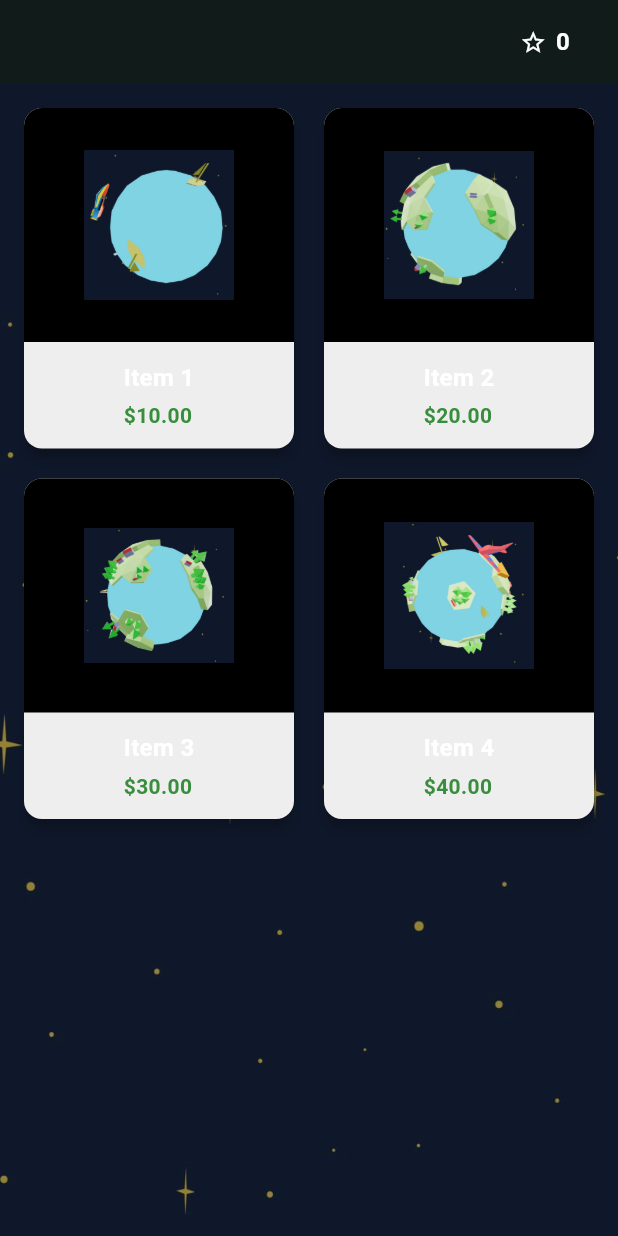
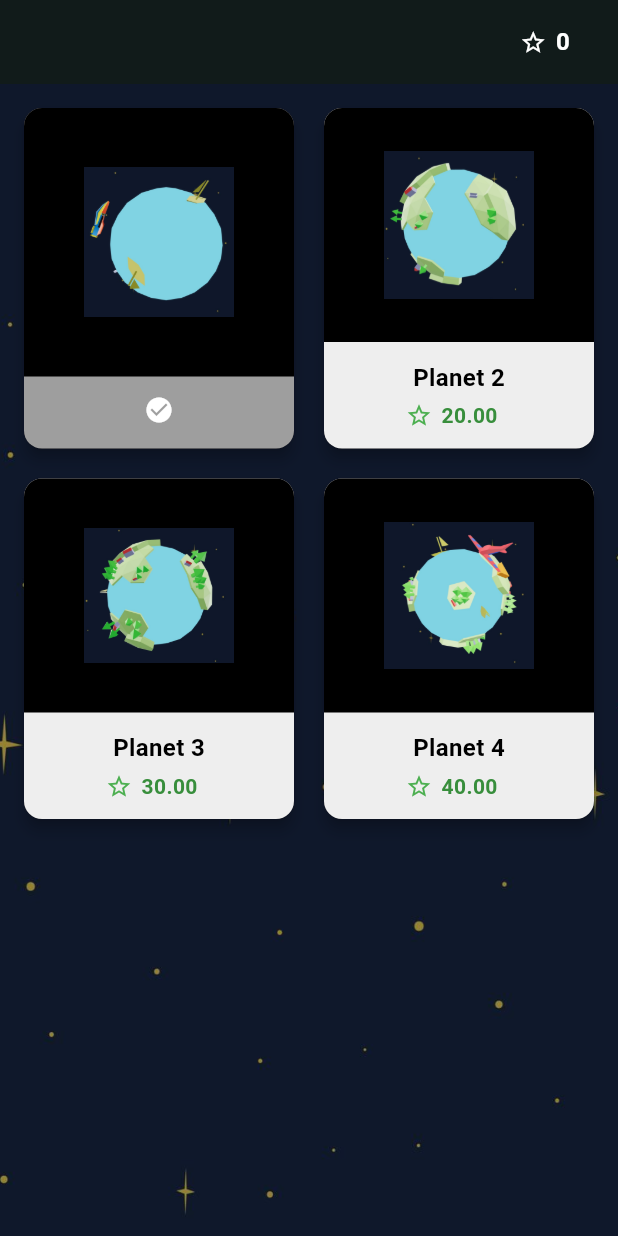
Before and after one commit to Cleon-asu/world_app, a Flutter app: the screen it shows after launch, after a tap on the "shopify" icon, on a phone screen of 412 x 824 dp. Run offline on Flutter 3.47's test engine with Material 3 defaults, Android fonts, the phone set to English and light mode, and no system bars; our stand-ins replace hive_flutter, permission_handler, speech_to_text, youtube_player_flutter; missing offline and left inert: flutter_3d_controller; accounts and stored records are empty; statements that could not run were skipped.

Commit message:
Rewarding process, shop purchases persisted

```diff
--- a/lib/data/currency_database.dart
+++ b/lib/data/currency_database.dart
@@ -3,7 +3,8 @@ import 'package:hive_flutter/hive_flutter.dart';
 class CurrencyStorage {
   static const String _dataBox = 'currency_box';
   static const String _currencyKey = 'currency';
-  static const String _worldLevelKey = 'world_level';
+  static const String _selectedWorldLevelKey = 'selected_world_level';
+  static const String _ownedItemsKey = 'owned_items';
 
   static Future<void> init() async {
     await Hive.initFlutter();
@@ -20,13 +21,25 @@ class CurrencyStorage {
     await box.put(_currencyKey, value);
   }
 
-  static int getWorldLevel() {
+  static int getSelectedWorldLevel() {
     final box = Hive.box(_dataBox);
-    return box.get(_worldLevelKey, defaultValue: 1);
+    return box.get(_selectedWorldLevelKey, defaultValue: 1);
   }
 
-  static Future<void> setWorldLevel(int value) async {
+  static Future<void> setSelectedWorldLevel(int value) async {
     final box = Hive.box(_dataBox);
-    await box.put(_worldLevelKey, value);
+    await box.put(_selectedWorldLevelKey, value);
+  }
+
+  static List<int> getOwnedItems() {
+    final box = Hive.box(_dataBox);
+    return box.get(_ownedItemsKey, defaultValue: List.of([0]));
+  }
+
+  static Future<void> addOwnedItem(int value) async {
+    final box = Hive.box(_dataBox);
+    List<int> itemList = box.get(_ownedItemsKey, defaultValue: List.of([0]));
+    itemList.add(value);
+    await box.put(_ownedItemsKey, itemList);
   }
 }
--- a/lib/screens/home_screen.dart
+++ b/lib/screens/home_screen.dart
@@ -125,7 +125,7 @@ class _HomeScreenState extends State<HomeScreen> {
   }
 
   void _loadWorldLevel() {
-    final value = CurrencyStorage.getWorldLevel();
+    final value = CurrencyStorage.getSelectedWorldLevel();
     setState(() {
       _worldLevel = value;
     });
--- a/lib/screens/shop.dart
+++ b/lib/screens/shop.dart
@@ -14,13 +14,15 @@ class _ShopPageState extends State<ShopPage> {
   double _startX = 0.0;
   bool _isSwiping = false;
   int _currencyValue = 0;
-  int _worldLevel = 1;
+  int _selectedWorldLevel = 1;
+  List<int> _ownedItems = List.empty();
 
   @override
   void initState() {
     super.initState();
     _loadCurrencyValue();
     _loadWorldLevel();
+    _loadOwnedItems();
   }
 
   @override
@@ -157,7 +159,11 @@ class _ShopPageState extends State<ShopPage> {
         child: Container(
           decoration: BoxDecoration(
             borderRadius: BorderRadius.circular(12.0),
-            color: Colors.grey[200],
+            color: _ownedItems.contains(index)
+                ? _selectedWorldLevel == index + 1
+                      ? Colors.grey
+                      : Colors.green
+                : Colors.grey[200],
           ),
           child: Column(
             children: [
@@ -185,11 +191,19 @@ class _ShopPageState extends State<ShopPage> {
               Padding(
                 padding: const EdgeInsets.all(12.0),
                 child: Column(
-                  crossAxisAlignment: CrossAxisAlignment.start,
+                  crossAxisAlignment: CrossAxisAlignment.center,
                   children: [
+                    if (_ownedItems.contains(index))
+                      const Icon(
+                        Icons.check_circle,
+                        color: Colors.white,
+                        size: 20,
+                      ),
+                    if (!_ownedItems.contains(index))
                       Text(
-                      'Item ${index + 1}',
+                        'Planet ${index + 1}',
                         style: const TextStyle(
+                          color: Colors.black,
                           fontWeight: FontWeight.bold,
                           fontSize: 16.0,
                         ),
@@ -197,13 +211,26 @@ class _ShopPageState extends State<ShopPage> {
                         overflow: TextOverflow.ellipsis,
                       ),
                     const SizedBox(height: 4.0),
+                    if (!_ownedItems.contains(index))
+                      Row(
+                        mainAxisAlignment: MainAxisAlignment.center,
+                        children: [
+                          const Icon(
+                            Icons.star_border_outlined,
+                            color: Colors.green,
+                            size: 18,
+                          ),
+                          const SizedBox(width: 6),
                           Text(
-                      '\$${((index + 1) * 10).toStringAsFixed(2)}',
+                            ((index + 1) * 10).toStringAsFixed(2),
                             style: TextStyle(
                               fontSize: 14.0,
                               color: Colors.green[700],
                               fontWeight: FontWeight.bold,
                             ),
+                          ),
+                          const SizedBox(width: 10),
+                        ],
                       ),
                   ],
                 ),
@@ -216,11 +243,18 @@ class _ShopPageState extends State<ShopPage> {
   }
 
   void _handleItemClick(int index, BuildContext context) {
+    if (_ownedItems.contains(index)) {
+      if (_selectedWorldLevel != index + 1) {
+        _updateSelectedWorldLevel(index + 1);
+      }
+    } else {
       if (_currencyValue >= (index + 1) * 10) {
         int newValue = _currencyValue - ((index + 1) * 10);
         _updateCurrency(newValue);
 
-      _updateWorldLevel(index + 1);
+        _updateSelectedWorldLevel(index + 1);
+
+        _purchaseItem(index);
 
         ScaffoldMessenger.of(context).showSnackBar(
           SnackBar(
@@ -229,6 +263,7 @@ class _ShopPageState extends State<ShopPage> {
             behavior: SnackBarBehavior.floating,
           ),
         );
+      }
     }
   }
 
@@ -253,30 +288,34 @@ class _ShopPageState extends State<ShopPage> {
   Future<void> _updateCurrency(int newValue) async {
     await CurrencyStorage.setCurrency(newValue);
 
-    // Show snackbar feedback
-    ScaffoldMessenger.of(context).showSnackBar(
-      SnackBar(
-        content: const Text('Currency updated!'),
-        duration: const Duration(milliseconds: 800),
-        backgroundColor: Colors.green,
-        behavior: SnackBarBehavior.floating,
-      ),
-    );
-
     setState(() {
       _currencyValue = newValue;
     });
   }
 
-  void _loadWorldLevel() {
-    final value = CurrencyStorage.getWorldLevel();
+  Future<void> _purchaseItem(int index) async {
+    await CurrencyStorage.addOwnedItem(index);
+
+    _loadOwnedItems();
+  }
+
+  void _loadOwnedItems() {
+    final value = CurrencyStorage.getOwnedItems();
     setState(() {
-      _worldLevel = value;
+      _ownedItems = value;
     });
   }
 
-  Future<void> _updateWorldLevel(int newValue) async {
-    await CurrencyStorage.setWorldLevel(newValue);
+  void _loadWorldLevel() {
+    final value = CurrencyStorage.getSelectedWorldLevel();
+    setState(() {
+      _selectedWorldLevel = value;
+    });
+  }
+
+  Future<void> _updateSelectedWorldLevel(int newValue) async {
+    await CurrencyStorage.setSelectedWorldLevel(newValue);
+    _loadWorldLevel();
 
     ScaffoldMessenger.of(context).showSnackBar(
       SnackBar(
```
Also changed, not shown: lib/screens/assessments/attention_assessment_screen.dart (+21 -0 lines), lib/screens/assessments/fluency_assessment_screen.dart (+26 -5 lines), lib/screens/assessments/processing_speed_screen.dart (+27 -1 lines), lib/screens/assessments/working_memory_assessment_screen.dart (+21 -0 lines). Lines whose indentation alone changed are shown as unchanged.
